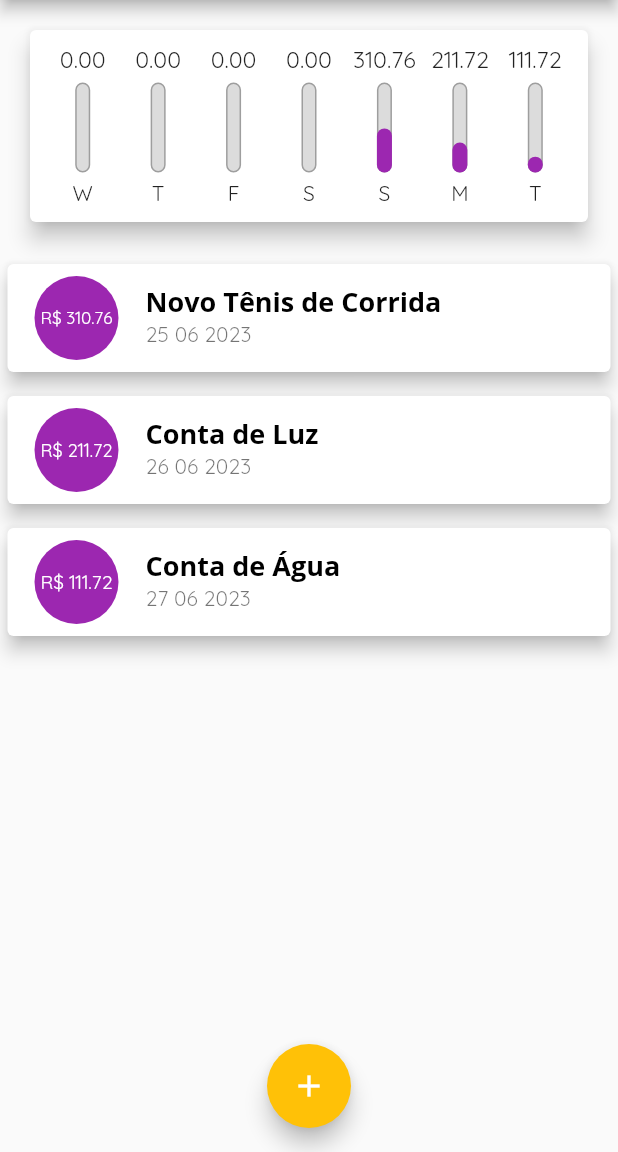
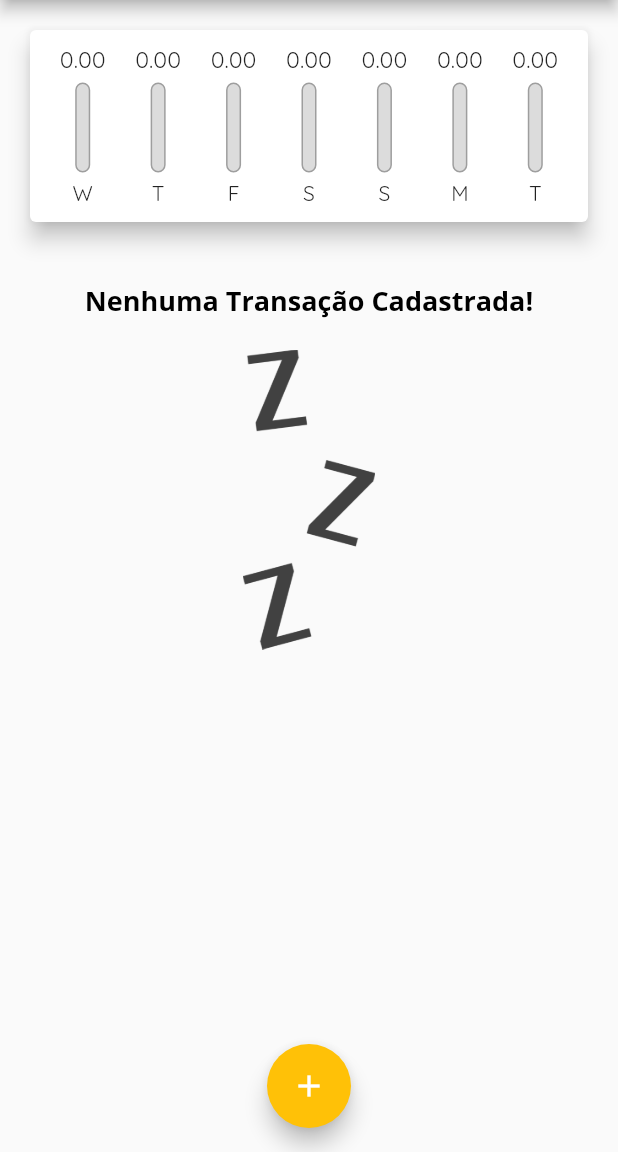
Before and after one commit to thiagolima08/expenses, a Flutter app: the screen it shows after launch, on a phone screen of 412 x 824 dp, the part 84-1236 px from its top. Run offline on Flutter 3.47's test engine with Material 2 defaults, Android fonts, the phone set to English and light mode, and no system bars.

Commit message:
remove transaction

```diff
--- a/lib/components/chart.dart
+++ b/lib/components/chart.dart
@@ -52,7 +52,9 @@ class Chart extends StatelessWidget {
               child: ChartBar(
                 label: tr['day'] as String,
                 value: tr['value'] as double,
-                percentage: (tr['value'] as double) / _weekTotalValue,
+                percentage: _weekTotalValue == 0
+                    ? 0
+                    : (tr['value'] as double) / _weekTotalValue,
               ),
             );
           }).toList(),
--- a/lib/components/transaction_list.dart
+++ b/lib/components/transaction_list.dart
@@ -4,7 +4,8 @@ import 'package:intl/intl.dart';
 
 class TransactionList extends StatelessWidget {
   final List<Transaction> _transactions;
-  const TransactionList(this._transactions, {super.key});
+  final void Function(String) onRemove;
+  const TransactionList(this._transactions, this.onRemove, {super.key});
 
   @override
   Widget build(BuildContext context) {
@@ -61,6 +62,11 @@ class TransactionList extends StatelessWidget {
                     subtitle: Text(
                       DateFormat('d MM y').format(tr.date),
                     ),
+                    trailing: IconButton(
+                      onPressed: () => onRemove(tr.id),
+                      color: Theme.of(context).indicatorColor,
+                      icon: const Icon(Icons.delete),
+                    ),
                   ),
                 );
               },
--- a/lib/main.dart
+++ b/lib/main.dart
@@ -47,26 +47,7 @@ class MyHomePage extends StatefulWidget {
 }
 
 class _MyHomePageState extends State<MyHomePage> {
-  final List<Transaction> _transactions = [
-    Transaction(
-      id: 't1',
-      title: 'Novo Tênis de Corrida',
-      value: 310.76,
-      date: DateTime.now().subtract(const Duration(days: 2)),
-    ),
-    Transaction(
-      id: 't2',
-      title: 'Conta de Luz',
-      value: 211.72,
-      date: DateTime.now().subtract(const Duration(days: 1)),
-    ),
-    Transaction(
-      id: 't3',
-      title: 'Conta de Água',
-      value: 111.72,
-      date: DateTime.now(),
-    ),
-  ];
+  final List<Transaction> _transactions = [];
 
   List<Transaction> get _recentTransactions {
     return _transactions.where((tr) {
@@ -76,17 +57,23 @@ class _MyHomePageState extends State<MyHomePage> {
     }).toList();
   }
 
-  _addTransaction(String title, double value) {
+  _addTransaction(String title, double value, DateTime date) {
     final newTransaction = Transaction(
         id: Random().nextDouble().toString(),
         title: title,
         value: value,
-        date: DateTime.now());
+        date: date);
     setState(() {
       _transactions.add(newTransaction);
     });
 
     Navigator.of(context).pop();
+  }
+
+  _removeTransaction(String id) {
+    setState(() {
+      _transactions.removeWhere((tr) => tr.id == id);
+    });
   }
 
   _openTransactionFormModal(BuildContext context) {
@@ -113,7 +100,7 @@ class _MyHomePageState extends State<MyHomePage> {
           crossAxisAlignment: CrossAxisAlignment.stretch,
           children: [
             Chart(_recentTransactions),
-            TransactionList(_transactions),
+            TransactionList(_transactions, _removeTransaction),
           ],
         ),
       ),
```
Also changed, not shown: lib/components/transaction_form.dart (+4 -4 lines).
